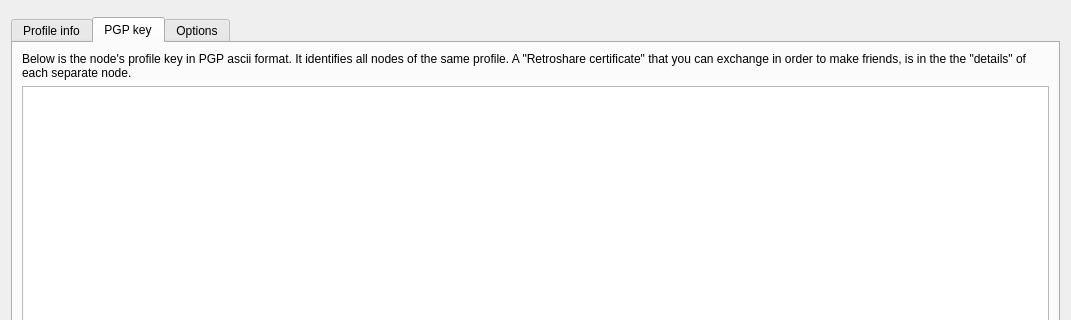
Old version of the form retroshare-gui/src/gui/connect/PGPKeyDialog.ui in the repository RetroShare/RetroShare; both pictures show x 0 to 1071 and y 0 to 320 of the 1071 by 718 pixel window.
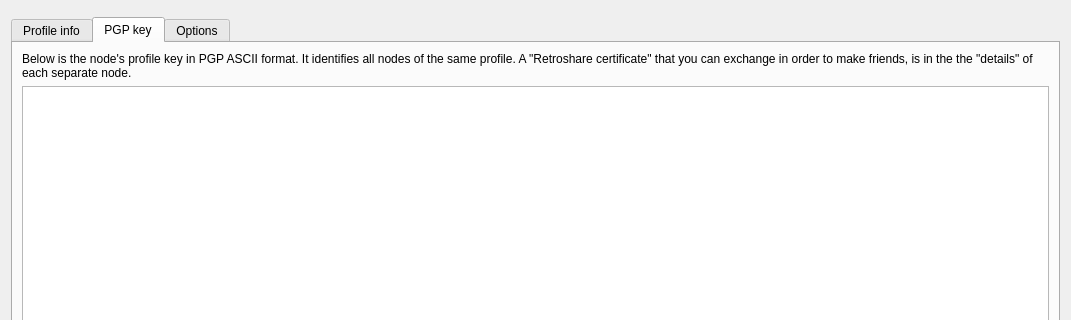
New version of the form. Icons and pictures are not drawn. Custom widgets are drawn as their Qt base class.

Commit message: ASCII uppercase

What changed in the file:
```diff
--- a/retroshare-gui/src/gui/connect/PGPKeyDialog.ui
+++ b/retroshare-gui/src/gui/connect/PGPKeyDialog.ui
@@ -307,7 +307,7 @@
        <item>
         <widget class="QLabel" name="label_4">
          <property name="text">
-          <string>Below is the node's profile key in PGP ascii format. It identifies all nodes of the same profile. A &quot;Retroshare certificate&quot; that you can exchange in order to make friends, is in the the &quot;details&quot; of each separate node.</string>
+          <string>Below is the node's profile key in PGP ASCII format. It identifies all nodes of the same profile. A &quot;Retroshare certificate&quot; that you can exchange in order to make friends, is in the the &quot;details&quot; of each separate node.</string>
          </property>
          <property name="wordWrap">
           <bool>true</bool>
```
